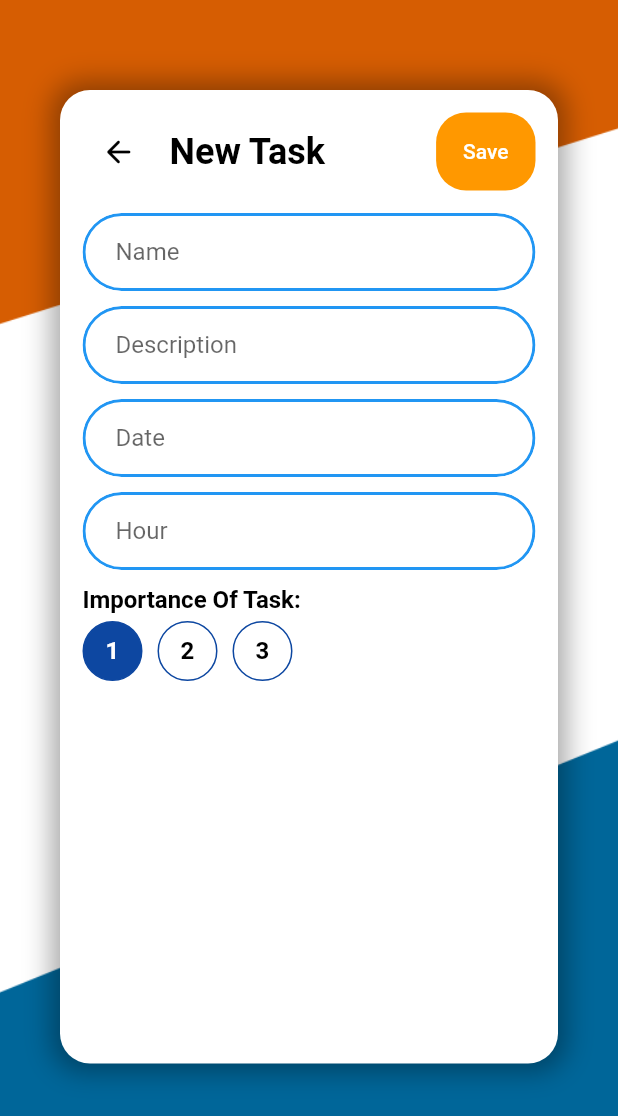
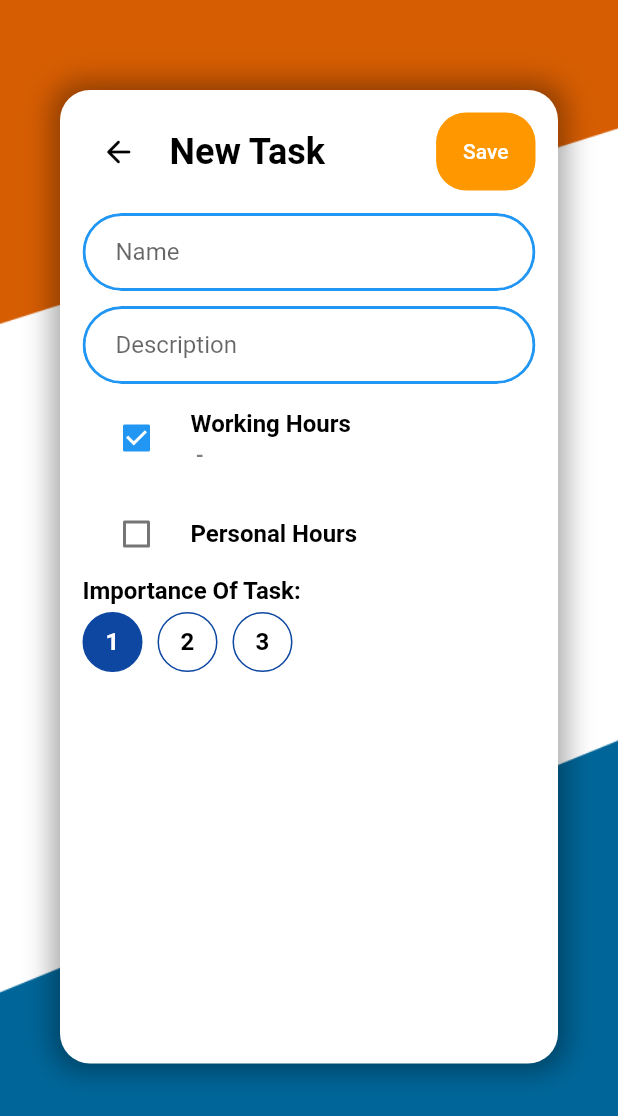
Before and after one commit to gunpreetsiingh/badger, a Flutter app: the Dashboard screen opened by its route, after a tap on "Add", on a phone screen of 412 x 824 dp, the part 120-1236 px from its top. Run offline on Flutter 3.47's test engine with Material 2 defaults, Android fonts, the phone set to English and light mode, and no system bars; our stand-ins replace cloud_firestore, firebase_auth, firebase_core, font_awesome_flutter, google_sign_in, lottie; missing offline and left inert: flutter_facebook_auth; accounts and stored records are empty; network calls fail.

Commit message:
Added loading animations and the working hours functionality implemented

```diff
--- a/lib/main.dart
+++ b/lib/main.dart
@@ -4,6 +4,7 @@ import 'package:badger/screens/authentication.dart';
 import 'package:badger/screens/dashboard.dart';
 import 'package:badger/screens/splash.dart';
 import 'package:badger/screens/subscribe.dart';
+import 'package:badger/screens/workingHours.dart';
 import 'package:firebase_core/firebase_core.dart';
 import 'package:flutter/material.dart';
 
@@ -28,6 +29,7 @@ class MyApp extends StatelessWidget {
         '/dashboard' : (context) => Dashboard(),
         '/account': (context) => Account(),
         '/subscribe': (context) => Subscribe(),
+        '/working-hours': (context) => WorkingHours(),
       },
     );
   }
--- a/lib/screens/account.dart
+++ b/lib/screens/account.dart
@@ -201,7 +201,11 @@ class _AccountState extends State<Account> {
                                     SizedBox(
                                       height: 15,
                                     ),
-                                    Container(
+                                    GestureDetector(
+                                      onTap: (){
+                                        Navigator.of(context).pushNamed('/working-hours');
+                                      },
+                                      child: Container(
                                         padding: EdgeInsets.all(15),
                                         decoration: BoxDecoration(
                                           color: Colors.blue[900],
@@ -232,6 +236,7 @@ class _AccountState extends State<Account> {
                                               color: Colors.white,
                                             )
                                           ],
+                                        ),
                                       ),
                                     ),
                                     SizedBox(
--- a/lib/screens/addTask.dart
+++ b/lib/screens/addTask.dart
@@ -4,10 +4,11 @@ import 'package:flutter/material.dart';
 
 class AddTask extends StatefulWidget {
   bool update;
-  String docID, name, description, date, hour;
+  String docID, name, description;
+  bool working;
   int importance;
-  AddTask(this.update, this.docID, this.name, this.description, this.date,
-      this.hour, this.importance);
+  AddTask(this.update, this.docID, this.name, this.description, this.working,
+      this.importance);
 
   @override
   _AddTaskState createState() => _AddTaskState();
@@ -21,20 +22,62 @@ class _AddTaskState extends State<AddTask> {
   var txtHour = TextEditingController();
 
   bool one = true, two = false, three = false;
+  bool isLoading = true;
+  late var data;
+  String fromTime = '', toTime = '';
+  bool time1 = true, time2 = false;
 
   @override
   void initState() {
     // TODO: implement initState
     super.initState();
+    load();
     prefill();
+  }
+
+  void load() async {
+    setState(() {
+      isLoading = true;
+    });
+    DocumentSnapshot doc = await FirebaseFirestore.instance
+        .collection('users')
+        .doc(FirebaseAuth.instance.currentUser!.uid)
+        .get();
+    data = doc.data();
+    setState(() {
+      try {
+        fromTime = data['from'];
+        toTime = data['to'];
+        if (fromTime.toString() == 'null') {
+          fromTime = '09:00';
+        }
+        if (toTime.toString() == 'null') {
+          toTime = '17:00';
+        }
+      } catch (e) {
+        fromTime = '09:00';
+        toTime = '17:00';
+      }
+    });
+    print('$fromTime - $toTime');
+    setState(() {
+      isLoading = false;
+    });
   }
 
   void prefill() {
     if (widget.update) {
-      txtName.text = widget.name;
-      txtDescription.text = widget.description;
-      txtDate.text = widget.date;
-      txtHour.text = widget.hour;
+      setState(() {
+        txtName.text = widget.name;
+        txtDescription.text = widget.description;
+        if (widget.working) {
+          time1 = true;
+          time2 = false;
+        } else {
+          time1 = false;
+          time2 = true;
+        }
+      });
       switch (widget.importance) {
         case 1:
           one = true;
@@ -64,8 +107,7 @@ class _AddTaskState extends State<AddTask> {
         .set({
       'name': txtName.text,
       'description': txtDescription.text,
-      'date': txtDate.text,
-      'hour': txtHour.text,
+      'working': time1 ? true : false,
       'importance': one ? 1 : (two ? 2 : 3),
       'timestamp': DateTime.now().toString(),
     });
@@ -255,58 +297,55 @@ class _AddTaskState extends State<AddTask> {
                                         ),
                                       ),
                                     ),
-                                    SizedBox(
-                                      height: 10,
-                                    ),
-                                    ClipRRect(
-                                      borderRadius: BorderRadius.circular(50),
-                                      child: Container(
-                                        decoration: BoxDecoration(
-                                          border: Border.all(
-                                            color: Colors.blue,
-                                            width: 2,
-                                          ),
-                                          borderRadius:
-                                              BorderRadius.circular(50),
-                                        ),
-                                        child: TextField(
-                                          controller: txtDate,
-                                          decoration: const InputDecoration(
-                                            labelText: 'Date',
-                                            contentPadding:
-                                                EdgeInsets.only(left: 20),
-                                            border: InputBorder.none,
-                                          ),
+                                    CheckboxListTile(
+                                      value: time1,
+                                      controlAffinity:
+                                          ListTileControlAffinity.leading,
+                                      title: Text(
+                                        'Working Hours',
+                                        style: TextStyle(
+                                          color: Colors.black,
+                                          fontSize: 16,
+                                          fontWeight: FontWeight.bold,
                                         ),
                                       ),
-                                    ),
-                                    SizedBox(
-                                      height: 10,
-                                    ),
-                                    ClipRRect(
-                                      borderRadius: BorderRadius.circular(50),
-                                      child: Container(
-                                        decoration: BoxDecoration(
-                                          border: Border.all(
-                                            color: Colors.blue,
-                                            width: 2,
-                                          ),
-                                          borderRadius:
-                                              BorderRadius.circular(50),
-                                        ),
-                                        child: TextField(
-                                          controller: txtHour,
-                                          decoration: const InputDecoration(
-                                            labelText: 'Hour',
-                                            contentPadding:
-                                                EdgeInsets.only(left: 20),
-                                            border: InputBorder.none,
-                                          ),
+                                      subtitle: Text(
+                                        '$fromTime - $toTime',
+                                        style: TextStyle(
+                                          color: Colors.black.withOpacity(0.5),
+                                          fontSize: 14,
+                                          fontWeight: FontWeight.bold,
                                         ),
                                       ),
+                                      onChanged: (val) {
+                                        setState(() {
+                                          if (val!) {
+                                            time1 = true;
+                                            time2 = false;
+                                          }
+                                        });
+                                      },
                                     ),
-                                    SizedBox(
-                                      height: 10,
+                                    CheckboxListTile(
+                                      value: time2,
+                                      controlAffinity:
+                                          ListTileControlAffinity.leading,
+                                      title: Text(
+                                        'Personal Hours',
+                                        style: TextStyle(
+                                          color: Colors.black,
+                                          fontSize: 16,
+                                          fontWeight: FontWeight.bold,
+                                        ),
+                                      ),
+                                      onChanged: (val) {
+                                        setState(() {
+                                          if (val!) {
+                                            time1 = false;
+                                            time2 = true;
+                                          }
+                                        });
+                                      },
                                     ),
                                     Text(
                                       'Importance Of Task:',
--- a/lib/screens/authentication.dart
+++ b/lib/screens/authentication.dart
@@ -128,6 +128,8 @@ class _AuthenticationState extends State<Authentication> {
         .doc(userCredential.user!.uid)
         .set({
       'email': _emailController.text,
+      'from': '09:00',
+      'to': '17:00',
       'joinedOn': DateTime.now().toString(),
     });
   }
@@ -135,6 +137,8 @@ class _AuthenticationState extends State<Authentication> {
   void createUserFromFbLogin(String email) {
     FirebaseFirestore.instance.collection('users').doc(FirebaseAuth.instance.currentUser!.uid).set({
       'email': email,
+      'from': '09:00',
+      'to': '17:00',
       'joinedOn': DateTime.now().toString(),
     });
   }
--- a/lib/screens/dashboard.dart
+++ b/lib/screens/dashboard.dart
@@ -2,6 +2,7 @@ import 'package:badger/screens/addTask.dart';
 import 'package:cloud_firestore/cloud_firestore.dart';
 import 'package:firebase_auth/firebase_auth.dart';
 import 'package:flutter/material.dart';
+import 'package:lottie/lottie.dart';
 
 class Dashboard extends StatefulWidget {
   const Dashboard({Key? key}) : super(key: key);
@@ -50,8 +51,7 @@ class _DashboardState extends State<Dashboard> {
                     element.id,
                     element['name'],
                     element['description'],
-                    element['date'],
-                    element['hour'],
+                    element['working'],
                     element['importance'],
                   ),
                 ),
@@ -62,6 +62,7 @@ class _DashboardState extends State<Dashboard> {
             },
             child: new Container(
               padding: EdgeInsets.all(15),
+              margin: EdgeInsets.only(bottom: 10),
               decoration: BoxDecoration(
                 color: Colors.orange[800],
                 borderRadius: BorderRadius.circular(50),
@@ -236,8 +237,9 @@ class _DashboardState extends State<Dashboard> {
                                         ),
                                         Visibility(
                                           visible: isLoading && !isEmpty,
-                                          child: CircularProgressIndicator(
-                                            color: Colors.black,
+                                          child: Lottie.asset(
+                                            'assets/animation-loading.json',
+                                            width: 250,
                                           ),
                                         )
                                       ],
@@ -282,7 +284,7 @@ class _DashboardState extends State<Dashboard> {
                                   var result = await Navigator.of(context).push(
                                     MaterialPageRoute(
                                       builder: (context) =>
-                                          AddTask(false, '', '', '', '', '', 1),
+                                          AddTask(false, '', '', '', true, 1),
                                     ),
                                   );
                                   if (result != null) {
--- a/pubspec.yaml
+++ b/pubspec.yaml
@@ -29,6 +29,7 @@ dependencies:
   font_awesome_flutter: ^9.1.0
   google_sign_in: ^5.1.0
   flutter_facebook_auth: ^3.5.1
+  lottie: ^1.1.0
 
 
   # The following adds the Cupertino Icons font to your application.
```
Also changed, not shown: assets/animation-loading.json (added, +1 -0 lines), assets/animation-splash.json (added, +1 -0 lines), lib/screens/splash.dart (+16 -3 lines), lib/screens/workingHours.dart (added, +330 -0 lines), pubspec.lock. Lines whose indentation alone changed are shown as unchanged.
